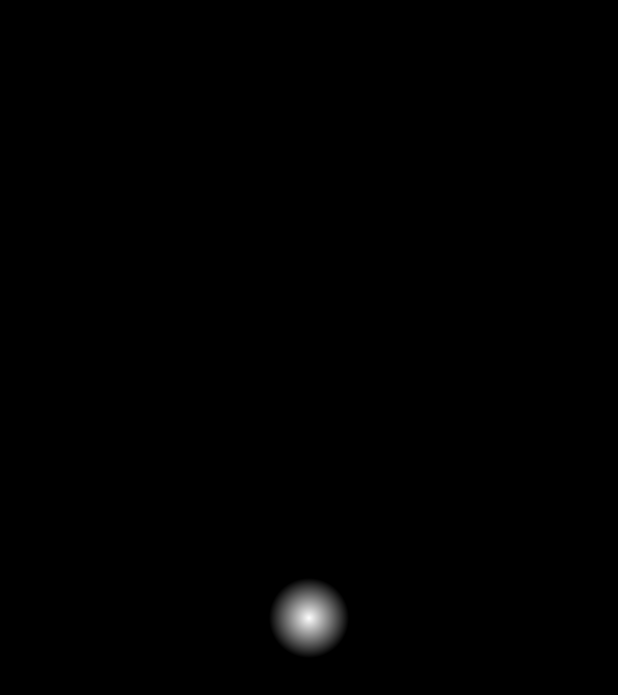
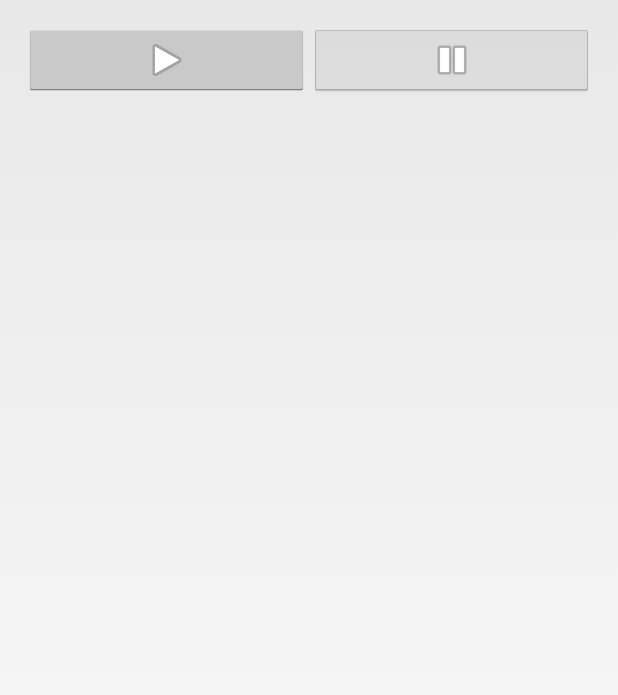
Before and after one commit to matthew-compton/Visualizer, an Android app: the screen it shows after launch (VisualizerActivity), on a phone screen of 412 x 824 dp. Shown: the top 695 px of the screen. Run offline under Robolectric (Android 15) with nearby library versions, the phone set to English and light mode, and no system bars.

Commit message:
Added lots of visualizer code.

```diff
--- a/app/src/main/AndroidManifest.xml
+++ b/app/src/main/AndroidManifest.xml
@@ -1,6 +1,9 @@
 <?xml version="1.0" encoding="utf-8"?>
 <manifest xmlns:android="http://schemas.android.com/apk/res/android"
           package="com.ambergleam.visualizer">
+
+    <uses-permission android:name="android.permission.RECORD_AUDIO"/>
+    <uses-permission android:name="android.permission.MODIFY_AUDIO_SETTINGS"/>
 
     <application
         android:allowBackup="true"
--- /dev/null
+++ b/app/src/main/java/com/ambergleam/visualizer/AudioPlayer.java
@@ -0,0 +1,62 @@
+package com.ambergleam.visualizer;
+
+import android.content.Context;
+import android.media.MediaPlayer;
+
+public class AudioPlayer extends MediaPlayer {
+
+    private MediaPlayer mPlayer;
+
+    public enum STATE {
+        PLAYING,
+        PAUSED,
+        STOPPED
+    }
+
+    private int mLength;
+    private STATE mState;
+
+    public AudioPlayer() {
+        mState = STATE.STOPPED;
+    }
+
+    public void play(Context c, int id) {
+        stop();
+
+        mState = STATE.PLAYING;
+        mPlayer = MediaPlayer.create(c, id);
+        mPlayer.setOnCompletionListener(new MediaPlayer.OnCompletionListener() {
+            @Override
+            public void onCompletion(MediaPlayer mp) {
+                stop();
+            }
+        });
+
+        mPlayer.start();
+    }
+
+    public void pause() {
+        mState = STATE.PAUSED;
+        mPlayer.pause();
+        mLength = mPlayer.getCurrentPosition();
+    }
+
+    public void stop() {
+        mState = STATE.STOPPED;
+        if (mPlayer != null) {
+            mPlayer.release();
+            mPlayer = null;
+        }
+    }
+
+    public void resume() {
+        mState = STATE.PLAYING;
+        mPlayer.seekTo(mLength);
+        mPlayer.start();
+    }
+
+    public STATE getState() {
+        return mState;
+    }
+
+}
--- a/app/src/main/java/com/ambergleam/visualizer/VisualizerFragment.java
+++ b/app/src/main/java/com/ambergleam/visualizer/VisualizerFragment.java
@@ -1,60 +1,113 @@
 package com.ambergleam.visualizer;
 
-import android.animation.AnimatorSet;
-import android.animation.ObjectAnimator;
-import android.annotation.TargetApi;
-import android.os.Build;
+import android.media.AudioManager;
+import android.media.audiofx.Visualizer;
 import android.os.Bundle;
 import android.support.v4.app.Fragment;
 import android.view.LayoutInflater;
 import android.view.View;
 import android.view.ViewGroup;
-import android.view.animation.AccelerateInterpolator;
+import android.widget.ImageButton;
+import android.widget.LinearLayout;
 
-import java.util.Random;
+import com.ambergleam.visualizer.AudioPlayer.STATE;
 
 public class VisualizerFragment extends Fragment {
 
-    private static Random sRandom = new Random();
-    private AnimatorSet mAnimatorSet;
+    private static final float VISUALIZER_HEIGHT_DIP = 50f;
 
-    private View mOrbView;
-    private int orb_x;
-    private int orb_y;
+    private AudioPlayer mAudioPlayer;
+    private Visualizer mVisualizer;
+
+    private LinearLayout mFrame;
+    private VisualizerView mVisualizerView;
+    private ImageButton mPlayButton;
+    private ImageButton mPauseButton;
 
     @Override
     public View onCreateView(LayoutInflater inflater, ViewGroup container, Bundle savedInstanceState) {
-        View view = inflater.inflate(R.layout.fragment_sunset, container, false);
+        View view = inflater.inflate(R.layout.fragment_visualizer, container, false);
 
-        mOrbView = view.findViewById(R.id.orb);
+        getActivity().setVolumeControlStream(AudioManager.STREAM_MUSIC);
+        mAudioPlayer = new AudioPlayer();
 
-        view.setOnClickListener(new View.OnClickListener() {
-            @TargetApi(Build.VERSION_CODES.KITKAT)
+        mPlayButton = (ImageButton) view.findViewById(R.id.play);
+        mPlayButton.setOnClickListener(new View.OnClickListener() {
             @Override
             public void onClick(View v) {
-                startVisualizer();
+                if (mAudioPlayer.getState() == STATE.PAUSED) {
+                    mAudioPlayer.resume();
+                } else {
+                    mAudioPlayer.play(getActivity(), R.raw.test_audio);
+                    mVisualizer = new Visualizer(mAudioPlayer.getAudioSessionId());
+                    mVisualizer.setCaptureSize(Visualizer.getCaptureSizeRange()[1]);
+                    mVisualizer.setDataCaptureListener(new Visualizer.OnDataCaptureListener() {
+
+                        public void onWaveFormDataCapture(Visualizer visualizer, byte[] bytes, int samplingRate) {
+                            mVisualizerView.updateVisualizer(bytes);
+                        }
+
+                        public void onFftDataCapture(Visualizer visualizer, byte[] bytes, int samplingRate) {
+                        }
+
+                    }, Visualizer.getMaxCaptureRate() / 2, true, false);
+                }
+                updateUI();
             }
         });
 
-        orb_x = view.getWidth() / 2;
-        orb_y = view.getHeight() / 2;
+        mPauseButton = (ImageButton) view.findViewById(R.id.pause);
+        mPauseButton.setOnClickListener(new View.OnClickListener() {
+            @Override
+            public void onClick(View v) {
+                mAudioPlayer.pause();
+                updateUI();
+            }
+        });
 
-        mOrbView.setX(orb_x);
-        mOrbView.setX(orb_y);
+        mFrame = (LinearLayout) view.findViewById(R.id.frame);
+        mVisualizerView = new VisualizerView(getActivity());
+        mVisualizerView.setLayoutParams(new ViewGroup.LayoutParams(ViewGroup.LayoutParams.MATCH_PARENT, (int) (VISUALIZER_HEIGHT_DIP * getResources().getDisplayMetrics().density)));
+        mFrame.addView(mVisualizerView);
 
         return view;
     }
 
-    private void startVisualizer() {
-        ObjectAnimator orbAnimatorX = ObjectAnimator.ofFloat(mOrbView, "x", orb_x, orb_x + sRandom.nextInt(400)).setDuration(1000);
-        orbAnimatorX.setInterpolator(new AccelerateInterpolator());
+    @Override
+    public void onResume() {
+        super.onResume();
+        updateUI();
+    }
 
-        ObjectAnimator orbAnimatorY = ObjectAnimator.ofFloat(mOrbView, "y", orb_y, orb_y + sRandom.nextInt(400)).setDuration(1000);
-        orbAnimatorY.setInterpolator(new AccelerateInterpolator());
+    @Override
+    public void onPause() {
+        super.onPause();
+        if (mVisualizer != null) {
+            mVisualizer.release();
+        }
+        mAudioPlayer.stop();
+    }
 
-        mAnimatorSet = new AnimatorSet();
-        mAnimatorSet.play(orbAnimatorX).with(orbAnimatorY);
-        mAnimatorSet.start();
+    private void updateUI() {
+        switch (mAudioPlayer.getState()) {
+            case PAUSED:
+            case STOPPED:
+                if (mVisualizer != null) {
+                    mVisualizerView.setEnabled(false);
+                }
+                mPauseButton.setEnabled(false);
+                mPlayButton.setEnabled(true);
+                break;
+            case PLAYING:
+                if (mVisualizer != null) {
+                    mVisualizerView.setEnabled(true);
+                }
+                mPauseButton.setEnabled(true);
+                mPlayButton.setEnabled(false);
+                break;
+            default:
+                break;
+        }
     }
 
 }
--- /dev/null
+++ b/app/src/main/java/com/ambergleam/visualizer/VisualizerView.java
@@ -0,0 +1,77 @@
+package com.ambergleam.visualizer;
+
+import android.content.Context;
+import android.graphics.Canvas;
+import android.graphics.Color;
+import android.graphics.Paint;
+import android.graphics.Rect;
+import android.util.AttributeSet;
+import android.view.View;
+
+/**
+ * A simple class that draws waveform data received from a
+ * {@link android.media.audiofx.Visualizer.OnDataCaptureListener#onWaveFormDataCapture }
+ */
+public class VisualizerView extends View {
+
+    private byte[] mBytes;
+    private float[] mPoints;
+    private Rect mRect = new Rect();
+
+    private Paint mForePaint = new Paint();
+
+    public VisualizerView(Context context) {
+        super(context);
+        init();
+    }
+
+    public VisualizerView(Context context, AttributeSet attrs) {
+        super(context, attrs);
+        init();
+    }
+
+    public VisualizerView(Context context, AttributeSet attrs, int defStyle) {
+        super(context, attrs, defStyle);
+        init();
+    }
+
+    private void init() {
+        mBytes = null;
+
+        mForePaint.setStrokeWidth(1f);
+        mForePaint.setAntiAlias(true);
+        mForePaint.setColor(Color.rgb(0, 128, 255));
+    }
+
+    public void updateVisualizer(byte[] bytes) {
+        mBytes = bytes;
+        invalidate();
+    }
+
+    @Override
+    protected void onDraw(Canvas canvas) {
+        super.onDraw(canvas);
+
+        if (mBytes == null) {
+            return;
+        }
+
+        if (mPoints == null || mPoints.length < mBytes.length * 4) {
+            mPoints = new float[mBytes.length * 4];
+        }
+
+        mRect.set(0, 0, getWidth(), getHeight());
+
+        for (int i = 0; i < mBytes.length - 1; i++) {
+            mPoints[i * 4] = mRect.width() * i / (mBytes.length - 1);
+            mPoints[i * 4 + 1] = mRect.height() / 2
+                    + ((byte) (mBytes[i] + 128)) * (mRect.height() / 2) / 128;
+            mPoints[i * 4 + 2] = mRect.width() * (i + 1) / (mBytes.length - 1);
+            mPoints[i * 4 + 3] = mRect.height() / 2
+                    + ((byte) (mBytes[i + 1] + 128)) * (mRect.height() / 2) / 128;
+        }
+
+        canvas.drawLines(mPoints, mForePaint);
+    }
+
+}
--- a/app/src/main/res/drawable/orb.xml
+++ /dev/null
@@ -1,14 +0,0 @@
-<?xml version="1.0" encoding="utf-8"?>
-
-<shape xmlns:android="http://schemas.android.com/apk/res/android"
-       android:shape="oval">
-    <gradient
-        android:type="radial"
-        android:gradientRadius="40"
-
-        android:startColor="@android:color/white"
-        android:endColor="@android:color/black"/>
-    <size
-        android:height="80dp"
-        android:width="80dp"/>
-</shape>
--- a/app/src/main/res/layout/fragment_sunset.xml
+++ /dev/null
@@ -1,18 +0,0 @@
-<?xml version="1.0" encoding="utf-8"?>
-
-<FrameLayout xmlns:android="http://schemas.android.com/apk/res/android"
-             android:id="@+id/frame"
-             android:orientation="vertical"
-             android:layout_width="match_parent"
-             android:layout_height="match_parent"
-             android:background="@android:color/black"
-             android:padding="@dimen/activity_horizontal_margin">
-
-    <ImageView
-        android:id="@+id/orb"
-        android:layout_width="wrap_content"
-        android:layout_height="wrap_content"
-        android:src="@drawable/orb"
-        android:layout_gravity="center"/>
-
-</FrameLayout>
--- /dev/null
+++ b/app/src/main/res/layout/fragment_visualizer.xml
@@ -0,0 +1,32 @@
+<?xml version="1.0" encoding="utf-8"?>
+<LinearLayout xmlns:android="http://schemas.android.com/apk/res/android"
+              android:id="@+id/frame"
+              android:orientation="vertical"
+              android:layout_width="match_parent"
+              android:layout_height="match_parent"
+              android:layout_margin="@dimen/activity_horizontal_margin">
+
+    <LinearLayout
+        android:layout_width="match_parent"
+        android:layout_height="wrap_content"
+        android:layout_gravity="center|bottom">
+
+        <ImageButton
+            android:id="@+id/play"
+            android:layout_width="wrap_content"
+            android:layout_height="wrap_content"
+            android:layout_weight="1"
+            android:src="@android:drawable/ic_media_play"
+            />
+
+        <ImageButton
+            android:id="@+id/pause"
+            android:layout_width="wrap_content"
+            android:layout_height="wrap_content"
+            android:layout_weight="1"
+            android:src="@android:drawable/ic_media_pause"
+            />
+
+    </LinearLayout>
+
+</LinearLayout>
```
Also changed, not shown: app/src/main/res/layout/activity_fragment.xml (+5 -4 lines), app/src/main/res/menu/my.xml (deleted, +0 -8 lines), app/src/main/res/menu/sunset.xml (deleted, +0 -9 lines), app/src/main/res/values/strings.xml (+6 -2 lines), app/src/main/java/com/ambergleam/visualizer/SingleFragmentActivity.java (line endings or trailing spaces), app/src/main/java/com/ambergleam/visualizer/VisualizerActivity.java (line endings or trailing spaces), 1 other file.
